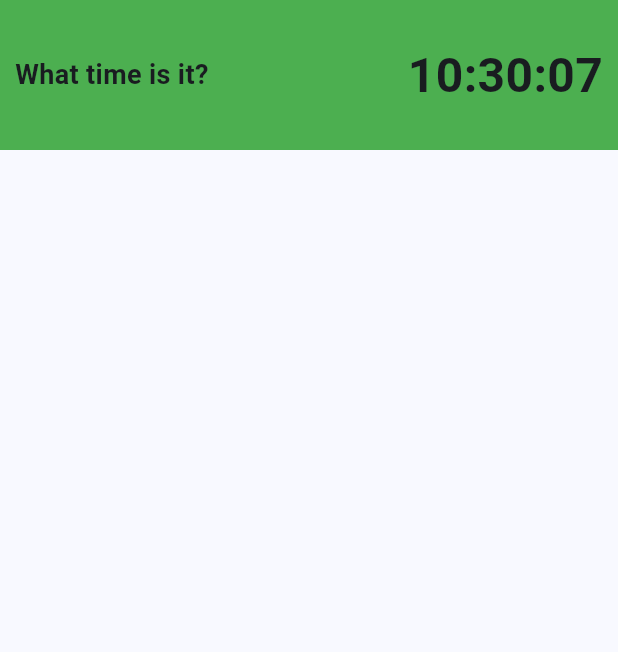
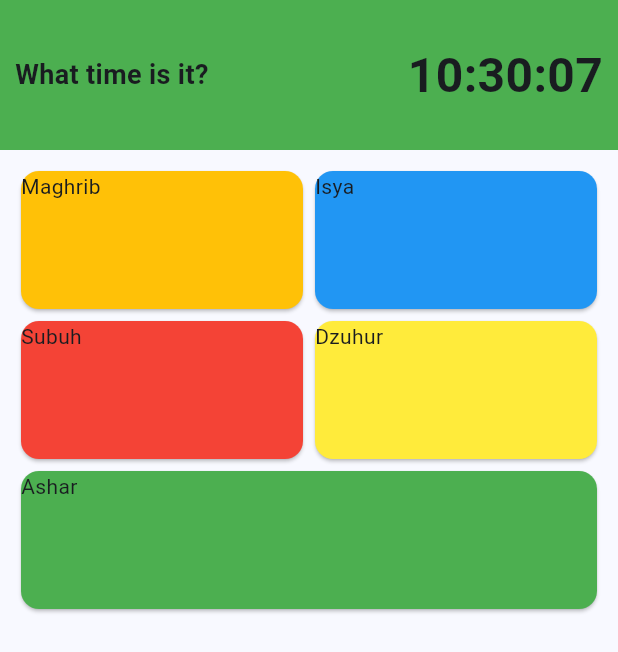
Before and after one commit to nendi123/spare_time, a Flutter app: the screen it shows after launch, on a phone screen of 412 x 824 dp. Shown: the top 652 px of the screen. Run offline on Flutter 3.47's test engine with Material 3 defaults, Android fonts, the phone set to English and light mode, and no system bars.

Commit message:
:hammer::lipstick: add card for sholat reminder

```diff
--- a/lib/main.dart
+++ b/lib/main.dart
@@ -64,10 +64,83 @@ class _MyHomePageState extends State<MyHomePage> {
                             fontSize: 32, fontWeight: FontWeight.bold),
                       );
                     },
+                  ),
+                ],
+              ),
+            ),
+            Container(
+              margin: const EdgeInsets.all(10),
+              child: const Column(
+                mainAxisAlignment: MainAxisAlignment.center,
+                crossAxisAlignment: CrossAxisAlignment.center,
+                mainAxisSize: MainAxisSize.max,
+                children: [
+                  Row(
+                    mainAxisAlignment: MainAxisAlignment.center,
+                    crossAxisAlignment: CrossAxisAlignment.center,
+                    children: [
+                      Expanded(
+                        child: SizedBox(
+                          height: 100,
+                          child: Card(
+                            color: Colors.amber,
+                            child: Text('Maghrib'),
+                          ),
+                        ),
+                      ),
+                      Expanded(
+                        child: SizedBox(
+                          height: 100,
+                          child: Card(
+                            color: Colors.blue,
+                            child: Text('Isya'),
+                          ),
+                        ),
+                      )
+                    ],
+                  ),
+                  Row(
+                    mainAxisAlignment: MainAxisAlignment.center,
+                    crossAxisAlignment: CrossAxisAlignment.center,
+                    children: [
+                      Expanded(
+                        child: SizedBox(
+                          height: 100,
+                          child: Card(
+                            color: Colors.red,
+                            child: Text('Subuh'),
+                          ),
+                        ),
+                      ),
+                      Expanded(
+                        child: SizedBox(
+                          height: 100,
+                          child: Card(
+                            color: Colors.yellow,
+                            child: Text('Dzuhur'),
+                          ),
+                        ),
+                      )
+                    ],
+                  ),
+                  Row(
+                    mainAxisAlignment: MainAxisAlignment.center,
+                    crossAxisAlignment: CrossAxisAlignment.center,
+                    children: [
+                      Expanded(
+                        child: SizedBox(
+                          height: 100,
+                          child: Card(
+                            color: Colors.green,
+                            child: Text('Ashar'),
+                          ),
+                        ),
+                      ),
+                    ],
                   )
                 ],
               ),
-            ),
+            )
           ],
         ),
       ),
```
